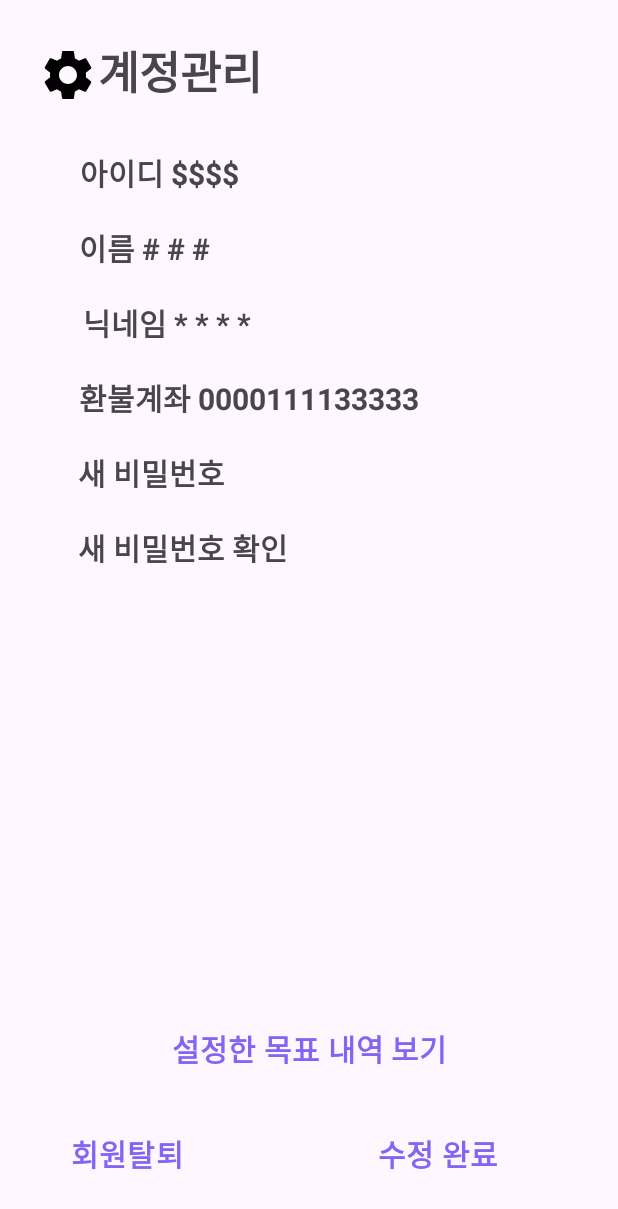
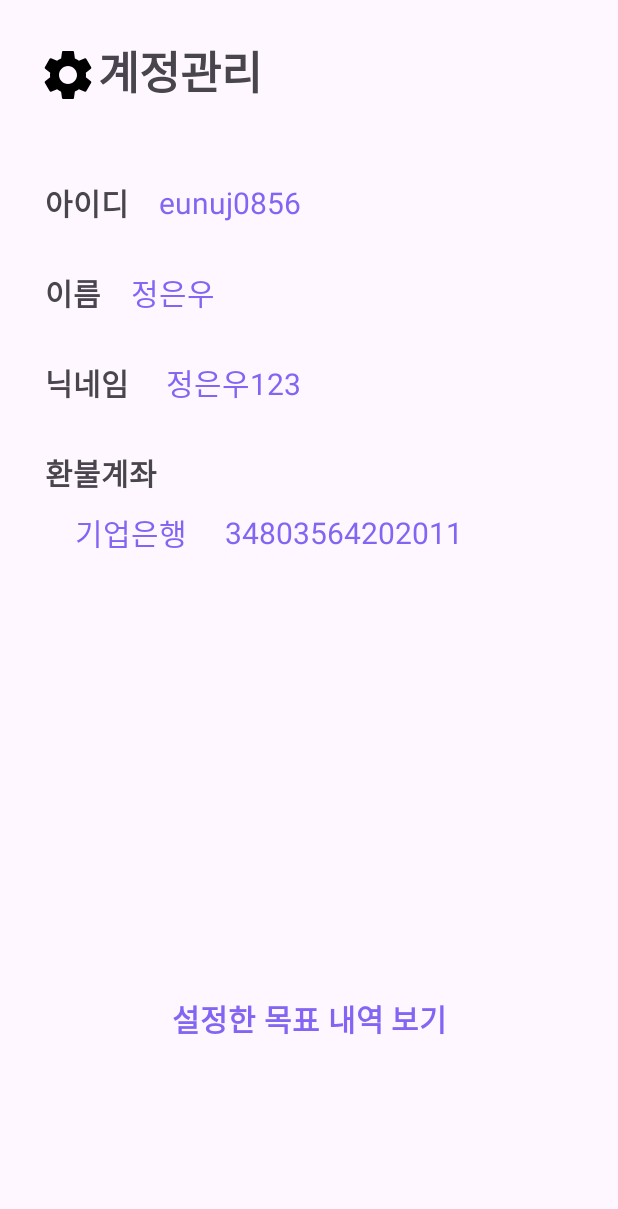
Before and after one commit to FirePotatoes/first_step_frontend, an Android app: the account screen opened directly, with no data from a screen before it, on a phone screen of 412 x 824 dp. Shown: the top 1209 px of the screen. Run offline under Robolectric (Android 15) with nearby library versions, the phone set to English and light mode, and no system bars.

Commit message:
all layout edit

```diff
--- a/app/src/main/java/com/example/firststep/timerActivity.kt
+++ b/app/src/main/java/com/example/firststep/timerActivity.kt
@@ -175,7 +175,7 @@ class timerActivity : AppCompatActivity(), View.OnClickListener {
         progressBar.visibility = View.VISIBLE
         progressBar.progress = 0
 
-        val maxTime = 6000
+        val maxTime = 18000
         // 타이머가 60초 동안 실행되어야 한다면 6000으로 설정 목표 추가에서 설정한 값이 여기로 온다
 
         timer = Timer()
--- a/app/src/main/res/layout/activity_account.xml
+++ b/app/src/main/res/layout/activity_account.xml
@@ -10,12 +10,11 @@
         android:id="@+id/textView20"
         android:layout_width="wrap_content"
         android:layout_height="wrap_content"
-        android:layout_marginTop="30dp"
-        android:layout_marginEnd="200dp"
-        android:text="아이디 $$$$"
+        android:layout_marginStart="30dp"
+        android:layout_marginTop="50dp"
+        android:text="아이디"
         android:textSize="20sp"
         android:textStyle="bold"
-        app:layout_constraintEnd_toEndOf="parent"
         app:layout_constraintStart_toStartOf="parent"
         app:layout_constraintTop_toBottomOf="@+id/settingTitleView2" />
 
@@ -43,96 +42,100 @@
         android:id="@+id/textView21"
         android:layout_width="wrap_content"
         android:layout_height="wrap_content"
-        android:layout_marginTop="20dp"
-        android:layout_marginEnd="220dp"
-        android:text="이름 # # #"
+        android:layout_marginTop="30dp"
+        android:text="이름"
         android:textSize="20sp"
         android:textStyle="bold"
-        app:layout_constraintEnd_toEndOf="parent"
-        app:layout_constraintStart_toStartOf="parent"
+        app:layout_constraintStart_toStartOf="@+id/textView20"
         app:layout_constraintTop_toBottomOf="@+id/textView20" />
 
     <TextView
         android:id="@+id/textView22"
         android:layout_width="wrap_content"
         android:layout_height="wrap_content"
-        android:layout_marginTop="20dp"
-        android:layout_marginEnd="190dp"
-        android:text="닉네임 * * * *"
+        android:layout_marginTop="30dp"
+        android:text="닉네임 "
         android:textSize="20sp"
         android:textStyle="bold"
-        app:layout_constraintEnd_toEndOf="parent"
-        app:layout_constraintStart_toStartOf="parent"
+        app:layout_constraintStart_toStartOf="@+id/textView21"
         app:layout_constraintTop_toBottomOf="@+id/textView21" />
+
+    <TextView
+        android:id="@+id/textView32"
+        android:layout_width="wrap_content"
+        android:layout_height="wrap_content"
+        android:layout_marginStart="20dp"
+        android:text="정은우123"
+        android:textColor="@color/purple"
+        android:textSize="20sp"
+        app:layout_constraintBottom_toBottomOf="@+id/textView22"
+        app:layout_constraintStart_toEndOf="@+id/textView22"
+        app:layout_constraintTop_toTopOf="@+id/textView22" />
+
+    <TextView
+        android:id="@+id/textView33"
+        android:layout_width="wrap_content"
+        android:layout_height="wrap_content"
+        android:layout_marginStart="20dp"
+        android:text="정은우"
+        android:textColor="@color/purple"
+        android:textSize="20sp"
+        app:layout_constraintBottom_toBottomOf="@+id/textView21"
+        app:layout_constraintStart_toEndOf="@+id/textView21"
+        app:layout_constraintTop_toTopOf="@+id/textView21" />
+
+    <TextView
+        android:id="@+id/textView34"
+        android:layout_width="wrap_content"
+        android:layout_height="wrap_content"
+        android:layout_marginStart="20dp"
+        android:text="eunuj0856"
+        android:textColor="@color/purple"
+        android:textSize="20sp"
+        app:layout_constraintBottom_toBottomOf="@+id/textView20"
+        app:layout_constraintStart_toEndOf="@+id/textView20"
+        app:layout_constraintTop_toTopOf="@+id/textView20" />
 
     <TextView
         android:id="@+id/textView23"
         android:layout_width="wrap_content"
         android:layout_height="wrap_content"
-        android:layout_marginTop="20dp"
-        android:layout_marginEnd="80dp"
-        android:text="환불계좌 0000111133333"
+        android:layout_marginTop="30dp"
+        android:text="환불계좌"
         android:textSize="20sp"
         android:textStyle="bold"
-        app:layout_constraintEnd_toEndOf="parent"
-        app:layout_constraintStart_toStartOf="parent"
+        app:layout_constraintStart_toStartOf="@+id/textView22"
         app:layout_constraintTop_toBottomOf="@+id/textView22" />
+
+    <TextView
+        android:id="@+id/textView25"
+        android:layout_width="wrap_content"
+        android:layout_height="wrap_content"
+        android:layout_marginStart="25dp"
+        android:text="34803564202011"
+        android:textSize="20sp"
+        android:textColor="@color/purple"
+        app:layout_constraintBottom_toBottomOf="@+id/textView24"
+        app:layout_constraintStart_toEndOf="@+id/textView24"
+        app:layout_constraintTop_toTopOf="@+id/textView24" />
 
     <TextView
         android:id="@+id/textView24"
         android:layout_width="wrap_content"
         android:layout_height="wrap_content"
-        android:layout_marginTop="20dp"
-        android:layout_marginEnd="210dp"
-        android:text="새 비밀번호"
-        android:textSize="20sp"
-        android:textStyle="bold"
-        app:layout_constraintEnd_toEndOf="parent"
-        app:layout_constraintStart_toStartOf="parent"
-        app:layout_constraintTop_toBottomOf="@+id/textView23" />
-
-    <TextView
-        android:id="@+id/textView25"
-        android:layout_width="wrap_content"
-        android:layout_height="wrap_content"
-        android:layout_marginTop="20dp"
-        android:text="새 비밀번호 확인"
-        android:textSize="20sp"
-        android:textStyle="bold"
-        app:layout_constraintStart_toStartOf="@+id/textView24"
-        app:layout_constraintTop_toBottomOf="@+id/textView24" />
-
-    <Button
-        android:id="@+id/button12"
-        android:layout_width="170dp"
-        android:layout_height="wrap_content"
-        android:layout_marginBottom="30dp"
-        android:background="@color/toomyeong"
-        android:text="회원탈퇴"
+        android:layout_marginStart="20dp"
+        android:layout_marginTop="10dp"
+        android:text="기업은행"
         android:textColor="@color/purple"
         android:textSize="20sp"
-        android:textStyle="bold"
-        app:layout_constraintBottom_toBottomOf="parent"
-        app:layout_constraintStart_toStartOf="parent" />
-
-    <Button
-        android:id="@+id/button13"
-        android:layout_width="200dp"
-        android:layout_height="wrap_content"
-        android:background="@color/toomyeong"
-        android:text="수정 완료"
-        android:textColor="@color/purple"
-        android:textSize="20sp"
-        android:textStyle="bold"
-        app:layout_constraintBottom_toBottomOf="@+id/button12"
-        app:layout_constraintEnd_toEndOf="parent"
-        app:layout_constraintStart_toEndOf="@+id/button12" />
+        app:layout_constraintStart_toStartOf="@+id/textView23"
+        app:layout_constraintTop_toBottomOf="@+id/textView23" />
 
     <Button
         android:id="@+id/btn_goto_UserGoalInfo"
         android:layout_width="wrap_content"
         android:layout_height="wrap_content"
-        android:layout_marginBottom="100dp"
+        android:layout_marginBottom="120dp"
         android:background="@color/toomyeong"
         android:text="설정한 목표 내역 보기"
         android:textColor="@color/purple"
```
Also changed, not shown: app/src/main/java/com/example/firststep/settings.kt (+10 -0 lines), app/src/main/res/layout/activity_emptytimer.xml (+22 -0 lines), app/src/main/res/layout/activity_ranking.xml (+1 -27 lines), app/src/main/res/layout/activity_timer.xml (+13 -3 lines), app/src/main/res/layout/activity_user_goal_info.xml (+32 -30 lines).
